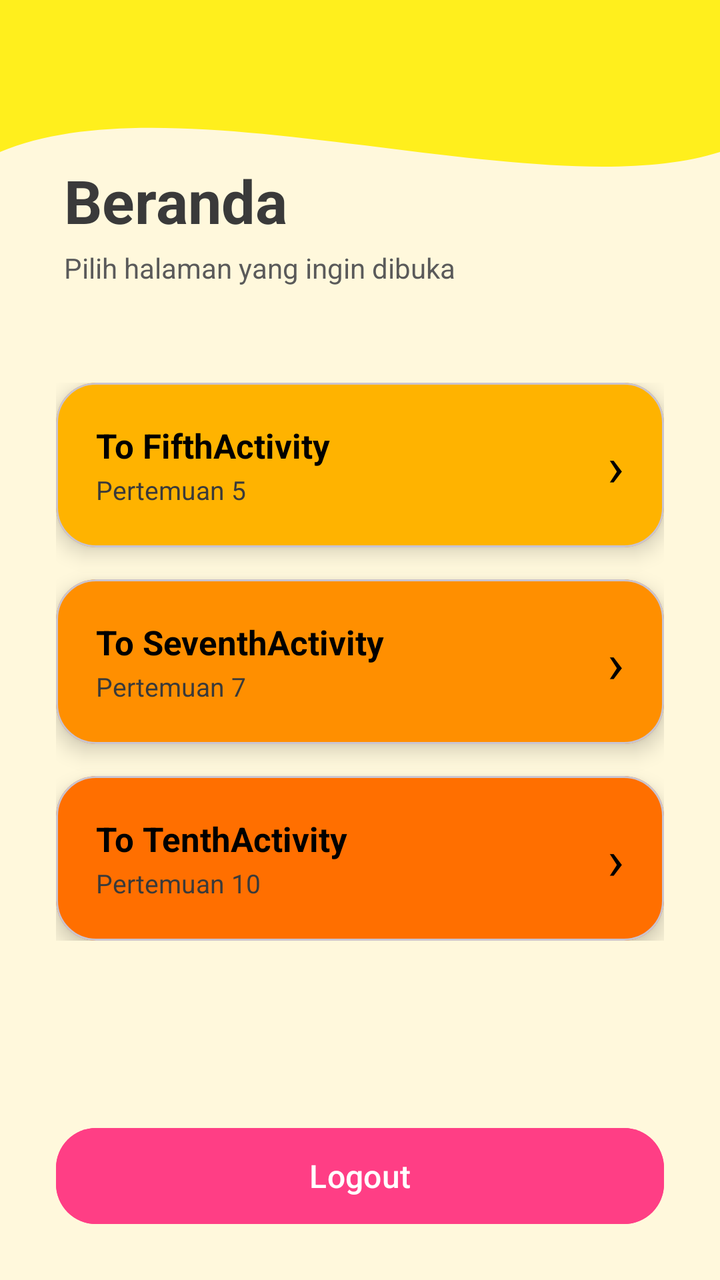
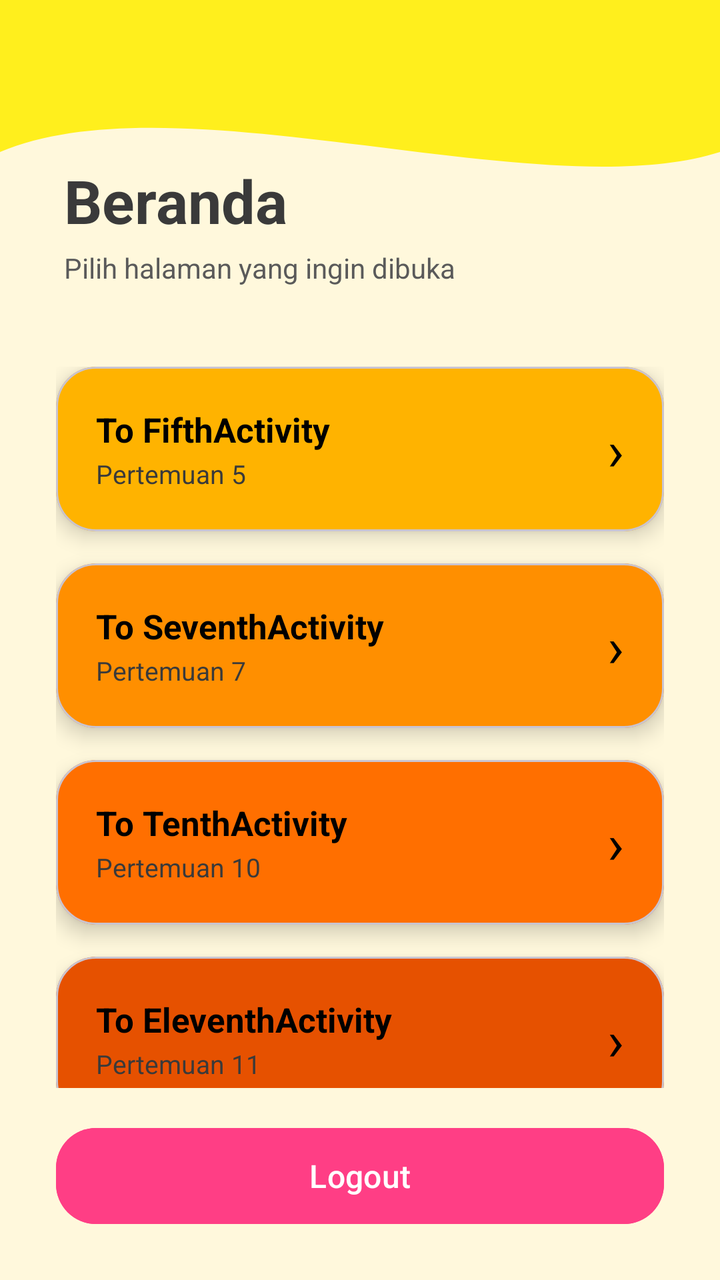

Before-and-after screenshots of an Android layout around one commit, followed by the original layout XML and the change that was made.
<!-- AndroidManifest.xml: application theme Theme.Pluto_Baydella -->
<!-- res/layout/fragment_home.xml -->
<?xml version="1.0" encoding="utf-8"?>
<androidx.constraintlayout.widget.ConstraintLayout xmlns:android="http://schemas.android.com/apk/res/android"
    xmlns:app="http://schemas.android.com/apk/res-auto"
    xmlns:tools="http://schemas.android.com/tools"
    android:layout_width="match_parent"
    android:layout_height="match_parent"
    android:background="#FFF8DC"
    tools:context=".Home.HomeFragment">

    
    <View
        android:id="@+id/background_header"
        android:layout_width="0dp"
        android:layout_height="190dp"
        android:background="@drawable/bg_header_wave"
        android:backgroundTint="#FFEF1D"
        app:layout_constraintEnd_toEndOf="parent"
        app:layout_constraintStart_toStartOf="parent"
        app:layout_constraintTop_toTopOf="parent" />

    
    <androidx.appcompat.widget.Toolbar
        android:id="@+id/toolbar"
        android:layout_width="0dp"
        android:layout_height="?attr/actionBarSize"
        android:background="@android:color/transparent"
        android:elevation="0dp"
        app:layout_constraintEnd_toEndOf="parent"
        app:layout_constraintStart_toStartOf="parent"
        app:layout_constraintTop_toTopOf="parent"
        app:subtitleTextColor="#3A3A3A"
        app:titleTextColor="#000000" />

    
    <TextView
        android:id="@+id/tvTitle"
        android:layout_width="0dp"
        android:layout_height="wrap_content"
        android:layout_marginStart="32dp"
        android:layout_marginTop="16dp"
        android:layout_marginEnd="32dp"
        android:text="Beranda"
        android:textColor="#3A3A3A"
        android:textSize="30sp"
        android:textStyle="bold"
        app:layout_constraintEnd_toEndOf="parent"
        app:layout_constraintStart_toStartOf="parent"
        app:layout_constraintTop_toBottomOf="@+id/toolbar" />

    <TextView
        android:id="@+id/tvSubtitle"
        android:layout_width="0dp"
        android:layout_height="wrap_content"
        android:layout_marginTop="4dp"
        android:text="Pilih halaman yang ingin dibuka"
        android:textColor="#5A5A5A"
        android:textSize="14sp"
        app:layout_constraintEnd_toEndOf="@+id/tvTitle"
        app:layout_constraintStart_toStartOf="@+id/tvTitle"
        app:layout_constraintTop_toBottomOf="@+id/tvTitle" />

    
    <LinearLayout
        android:id="@+id/menuContainer"
        android:layout_width="0dp"
        android:layout_height="wrap_content"
        android:layout_marginStart="28dp"
        android:layout_marginTop="48dp"
        android:layout_marginEnd="28dp"
        android:orientation="vertical"
        app:layout_constraintEnd_toEndOf="parent"
        app:layout_constraintStart_toStartOf="parent"
        app:layout_constraintTop_toBottomOf="@+id/tvSubtitle">

        
        <com.google.android.material.card.MaterialCardView
            android:id="@+id/btnToFifth"
            android:layout_width="match_parent"
            android:layout_height="wrap_content"
            android:clickable="true"
            android:focusable="true"
            app:cardBackgroundColor="#FFB300"
            app:cardCornerRadius="20dp"
            app:cardElevation="6dp">

            <LinearLayout
                android:layout_width="match_parent"
                android:layout_height="wrap_content"
                android:gravity="center_vertical"
                android:orientation="horizontal"
                android:padding="20dp">

                <LinearLayout
                    android:layout_width="0dp"
                    android:layout_height="wrap_content"
                    android:layout_weight="1"
                    android:orientation="vertical">

                    <TextView
                        android:layout_width="wrap_content"
                        android:layout_height="wrap_content"
                        android:text="To FifthActivity"
                        android:textColor="#000000"
                        android:textSize="17sp"
                        android:textStyle="bold" />

                    <TextView
                        android:layout_width="wrap_content"
                        android:layout_height="wrap_content"
                        android:layout_marginTop="2dp"
                        android:text="Pertemuan 5"
                        android:textColor="#3A3A3A"
                        android:textSize="13sp" />
                </LinearLayout>

                <TextView
                    android:layout_width="wrap_content"
                    android:layout_height="wrap_content"
                    android:text="›"
                    android:textColor="#000000"
                    android:textSize="28sp" />
            </LinearLayout>
        </com.google.android.material.card.MaterialCardView>

        
        <com.google.android.material.card.MaterialCardView
            android:id="@+id/btnToSixth"
            android:layout_width="match_parent"
            android:layout_height="wrap_content"
            android:layout_marginTop="16dp"
            android:clickable="true"
            android:focusable="true"
            app:cardBackgroundColor="#FF8F00"
            app:cardCornerRadius="20dp"
            app:cardElevation="6dp">

            <LinearLayout
                android:layout_width="match_parent"
                android:layout_height="wrap_content"
                android:gravity="center_vertical"
                android:orientation="horizontal"
                android:padding="20dp">

                <LinearLayout
                    android:layout_width="0dp"
                    android:layout_height="wrap_content"
                    android:layout_weight="1"
                    android:orientation="vertical">

                    <TextView
                        android:layout_width="wrap_content"
                        android:layout_height="wrap_content"
                        android:text="To SeventhActivity"
                        android:textColor="#000000"
                        android:textSize="17sp"
                        android:textStyle="bold" />

                    <TextView
                        android:layout_width="wrap_content"
                        android:layout_height="wrap_content"
                        android:layout_marginTop="2dp"
                        android:text="Pertemuan 7"
                        android:textColor="#3A3A3A"
                        android:textSize="13sp" />
                </LinearLayout>

                <TextView
                    android:layout_width="wrap_content"
                    android:layout_height="wrap_content"
                    android:text="›"
                    android:textColor="#000000"
                    android:textSize="28sp" />
            </LinearLayout>
        </com.google.android.material.card.MaterialCardView>

        
        <com.google.android.material.card.MaterialCardView
            android:id="@+id/btnToNinth"
            android:layout_width="match_parent"
            android:layout_height="wrap_content"
            android:layout_marginTop="16dp"
            android:clickable="true"
            android:focusable="true"
            app:cardBackgroundColor="#FF6F00"
            app:cardCornerRadius="20dp"
            app:cardElevation="6dp">

            <LinearLayout
                android:layout_width="match_parent"
                android:layout_height="wrap_content"
                android:gravity="center_vertical"
                android:orientation="horizontal"
                android:padding="20dp">

                <LinearLayout
                    android:layout_width="0dp"
                    android:layout_height="wrap_content"
                    android:layout_weight="1"
                    android:orientation="vertical">

                    <TextView
                        android:layout_width="wrap_content"
                        android:layout_height="wrap_content"
                        android:text="To TenthActivity"
                        android:textColor="#000000"
                        android:textSize="17sp"
                        android:textStyle="bold" />

                    <TextView
                        android:layout_width="wrap_content"
                        android:layout_height="wrap_content"
                        android:layout_marginTop="2dp"
                        android:text="Pertemuan 10"
                        android:textColor="#3A3A3A"
                        android:textSize="13sp" />
                </LinearLayout>

                <TextView
                    android:layout_width="wrap_content"
                    android:layout_height="wrap_content"
                    android:text="›"
                    android:textColor="#000000"
                    android:textSize="28sp" />
            </LinearLayout>
        </com.google.android.material.card.MaterialCardView>
    </LinearLayout>

    
    <Button
        android:id="@+id/btnLogout"
        android:layout_width="0dp"
        android:layout_height="56dp"
        android:layout_marginStart="28dp"
        android:layout_marginEnd="28dp"
        android:layout_marginBottom="24dp"
        android:backgroundTint="#FF3E85"
        android:elevation="6dp"
        android:text="Logout"
        android:textAllCaps="false"
        android:textColor="#FFFFFF"
        android:textSize="16sp"
        app:cornerRadius="20dp"
        app:layout_constraintBottom_toBottomOf="parent"
        app:layout_constraintEnd_toEndOf="parent"
        app:layout_constraintStart_toStartOf="parent" />

</androidx.constraintlayout.widget.ConstraintLayout>
<!-- resources referenced by this layout -->
<resources>
  <!-- drawable bg_header_wave (drawable) -->
  <vector xmlns:android="http://schemas.android.com/apk/res/android"
      android:width="100dp"
      android:height="100dp"
      android:viewportWidth="100"
      android:viewportHeight="100">
  
      <path
          android:fillColor="?attr/colorPrimary"
          android:pathData="M0,0 L100,0 L100,40 C 75,55 25,20 0,40 Z" />
  </vector>
  <style name="Theme.Pluto_Baydella" parent="Base.Theme.Pluto_Baydella" />
  <style name="Base.Theme.Pluto_Baydella" parent="Theme.Material3.DayNight.NoActionBar">
  
          
  
      </style>
</resources>

<!-- the commit's change to res/layout/fragment_home.xml (unified diff, before → after) -->
@@ -60,170 +60,234 @@
         app:layout_constraintTop_toBottomOf="@+id/tvTitle" />
 
     
-    <LinearLayout
-        android:id="@+id/menuContainer"
-        android:layout_width="0dp"
-        android:layout_height="wrap_content"
+    <ScrollView
+        android:id="@+id/menuScroll"
+        android:layout_width="0dp"
+        android:layout_height="0dp"
         android:layout_marginStart="28dp"
-        android:layout_marginTop="48dp"
+        android:layout_marginTop="32dp"
         android:layout_marginEnd="28dp"
-        android:orientation="vertical"
+        android:layout_marginBottom="16dp"
+        android:clipToPadding="false"
+        android:paddingTop="8dp"
+        android:paddingBottom="8dp"
+        android:scrollbars="none"
+        app:layout_constraintBottom_toTopOf="@+id/btnLogout"
         app:layout_constraintEnd_toEndOf="parent"
         app:layout_constraintStart_toStartOf="parent"
         app:layout_constraintTop_toBottomOf="@+id/tvSubtitle">
 
         
-        <com.google.android.material.card.MaterialCardView
-            android:id="@+id/btnToFifth"
+        <LinearLayout
+            android:id="@+id/menuContainer"
             android:layout_width="match_parent"
             android:layout_height="wrap_content"
-            android:clickable="true"
-            android:focusable="true"
-            app:cardBackgroundColor="#FFB300"
-            app:cardCornerRadius="20dp"
-            app:cardElevation="6dp">
-
-            <LinearLayout
+            android:orientation="vertical">
+
+            
+            <com.google.android.material.card.MaterialCardView
+                android:id="@+id/btnToFifth"
                 android:layout_width="match_parent"
                 android:layout_height="wrap_content"
-                android:gravity="center_vertical"
-                android:orientation="horizontal"
-                android:padding="20dp">
+                android:clickable="true"
+                android:focusable="true"
+                app:cardBackgroundColor="#FFB300"
+                app:cardCornerRadius="20dp"
+                app:cardElevation="6dp">
 
                 <LinearLayout
-                    android:layout_width="0dp"
+                    android:layout_width="match_parent"
                     android:layout_height="wrap_content"
-                    android:layout_weight="1"
-                    android:orientation="vertical">
+                    android:gravity="center_vertical"
+                    android:orientation="horizontal"
+                    android:padding="20dp">
+
+                    <LinearLayout
+                        android:layout_width="0dp"
+                        android:layout_height="wrap_content"
+                        android:layout_weight="1"
+                        android:orientation="vertical">
+
+                        <TextView
+                            android:layout_width="wrap_content"
+                            android:layout_height="wrap_content"
+                            android:text="To FifthActivity"
+                            android:textColor="#000000"
+                            android:textSize="17sp"
+                            android:textStyle="bold" />
+
+                        <TextView
+                            android:layout_width="wrap_content"
+                            android:layout_height="wrap_content"
+                            android:layout_marginTop="2dp"
+                            android:text="Pertemuan 5"
+                            android:textColor="#3A3A3A"
+                            android:textSize="13sp" />
+                    </LinearLayout>
 
                     <TextView
                         android:layout_width="wrap_content"
                         android:layout_height="wrap_content"
-                        android:text="To FifthActivity"
+                        android:text="›"
                         android:textColor="#000000"
-                        android:textSize="17sp"
-                        android:textStyle="bold" />
+                        android:textSize="28sp" />
+                </LinearLayout>
+            </com.google.android.material.card.MaterialCardView>
+
+            
+            <com.google.android.material.card.MaterialCardView
+                android:id="@+id/btnToSixth"
+                android:layout_width="match_parent"
+                android:layout_height="wrap_content"
+                android:layout_marginTop="16dp"
+                android:clickable="true"
+                android:focusable="true"
+                app:cardBackgroundColor="#FF8F00"
+                app:cardCornerRadius="20dp"
+                app:cardElevation="6dp">
+
+                <LinearLayout
+                    android:layout_width="match_parent"
+                    android:layout_height="wrap_content"
+                    android:gravity="center_vertical"
+                    android:orientation="horizontal"
+                    android:padding="20dp">
+
+                    <LinearLayout
+                        android:layout_width="0dp"
+                        android:layout_height="wrap_content"
+                        android:layout_weight="1"
+                        android:orientation="vertical">
+
+                        <TextView
+                            android:layout_width="wrap_content"
+                            android:layout_height="wrap_content"
+                            android:text="To SeventhActivity"
+                            android:textColor="#000000"
+                            android:textSize="17sp"
+                            android:textStyle="bold" />
+
+                        <TextView
+                            android:layout_width="wrap_content"
+                            android:layout_height="wrap_content"
+                            android:layout_marginTop="2dp"
+                            android:text="Pertemuan 7"
+                            android:textColor="#3A3A3A"
+                            android:textSize="13sp" />
+                    </LinearLayout>
 
                     <TextView
                         android:layout_width="wrap_content"
                         android:layout_height="wrap_content"
-                        android:layout_marginTop="2dp"
-                        android:text="Pertemuan 5"
-                        android:textColor="#3A3A3A"
-                        android:textSize="13sp" />
+                        android:text="›"
+                        android:textColor="#000000"
+                        android:textSize="28sp" />
                 </LinearLayout>
-
-                <TextView
-                    android:layout_width="wrap_content"
-                    android:layout_height="wrap_content"
-                    android:text="›"
-                    android:textColor="#000000"
-                    android:textSize="28sp" />
-            </LinearLayout>
-        </com.google.android.material.card.MaterialCardView>
-
-        
-        <com.google.android.material.card.MaterialCardView
-            android:id="@+id/btnToSixth"
-            android:layout_width="match_parent"
-            android:layout_height="wrap_content"
-            android:layout_marginTop="16dp"
-            android:clickable="true"
-            android:focusable="true"
-            app:cardBackgroundColor="#FF8F00"
-            app:cardCornerRadius="20dp"
-            app:cardElevation="6dp">
-
-            <LinearLayout
+            </com.google.android.material.card.MaterialCardView>
+
+            
+            <com.google.android.material.card.MaterialCardView
+                android:id="@+id/btnToNinth"
                 android:layout_width="match_parent"
                 android:layout_height="wrap_content"
-                android:gravity="center_vertical"
-                android:orientation="horizontal"
-                android:padding="20dp">
+                android:layout_marginTop="16dp"
+                android:clickable="true"
+                android:focusable="true"
+                app:cardBackgroundColor="#FF6F00"
+                app:cardCornerRadius="20dp"
+                app:cardElevation="6dp">
 
                 <LinearLayout
-                    android:layout_width="0dp"
+                    android:layout_width="match_parent"
                     android:layout_height="wrap_content"
-                    android:layout_weight="1"
-                    android:orientation="vertical">
+                    android:gravity="center_vertical"
+                    android:orientation="horizontal"
+                    android:padding="20dp">
+
+                    <LinearLayout
+                        android:layout_width="0dp"
+                        android:layout_height="wrap_content"
+                        android:layout_weight="1"
+                        android:orientation="vertical">
+
+                        <TextView
+                            android:layout_width="wrap_content"
+                            android:layout_height="wrap_content"
+                            android:text="To TenthActivity"
+                            android:textColor="#000000"
+                            android:textSize="17sp"
+                            android:textStyle="bold" />
+
+                        <TextView
+                            android:layout_width="wrap_content"
+                            android:layout_height="wrap_content"
+                            android:layout_marginTop="2dp"
+                            android:text="Pertemuan 10"
+                            android:textColor="#3A3A3A"
+                            android:textSize="13sp" />
+                    </LinearLayout>
 
                     <TextView
                         android:layout_width="wrap_content"
                         android:layout_height="wrap_content"
-                        android:text="To SeventhActivity"
+                        android:text="›"
                         android:textColor="#000000"
-                        android:textSize="17sp"
-                        android:textStyle="bold" />
+                        android:textSize="28sp" />
+                </LinearLayout>
+            </com.google.android.material.card.MaterialCardView>
+
+            
+            <com.google.android.material.card.MaterialCardView
+                android:id="@+id/btnToEleventh"
+                android:layout_width="match_parent"
+                android:layout_height="wrap_content"
+                android:layout_marginTop="16dp"
+                android:clickable="true"
+                android:focusable="true"
+                app:cardBackgroundColor="#E65100"
+                app:cardCornerRadius="20dp"
+                app:cardElevation="6dp">
+
+                <LinearLayout
+                    android:layout_width="match_parent"
+                    android:layout_height="wrap_content"
+                    android:gravity="center_vertical"
+                    android:orientation="horizontal"
+                    android:padding="20dp">
+
+                    <LinearLayout
+                        android:layout_width="0dp"
+                        android:layout_height="wrap_content"
+                        android:layout_weight="1"
+                        android:orientation="vertical">
+
+                        <TextView
+                            android:layout_width="wrap_content"
+                            android:layout_height="wrap_content"
+                            android:text="To EleventhActivity"
+                            android:textColor="#000000"
+                            android:textSize="17sp"
+                            android:textStyle="bold" />
+
+                        <TextView
+                            android:layout_width="wrap_content"
+                            android:layout_height="wrap_content"
+                            android:layout_marginTop="2dp"
+                            android:text="Pertemuan 11"
+                            android:textColor="#3A3A3A"
+                            android:textSize="13sp" />
+                    </LinearLayout>
 
                     <TextView
                         android:layout_width="wrap_content"
                         android:layout_height="wrap_content"
-                        android:layout_marginTop="2dp"
-                        android:text="Pertemuan 7"
-                        android:textColor="#3A3A3A"
-                        android:textSize="13sp" />
+                        android:text="›"
+                        android:textColor="#000000"
+                        android:textSize="28sp" />
                 </LinearLayout>
-
-                <TextView
-                    android:layout_width="wrap_content"
-                    android:layout_height="wrap_content"
-                    android:text="›"
-                    android:textColor="#000000"
-                    android:textSize="28sp" />
-            </LinearLayout>
-        </com.google.android.material.card.MaterialCardView>
-
-        
-        <com.google.android.material.card.MaterialCardView
-            android:id="@+id/btnToNinth"
-            android:layout_width="match_parent"
-            android:layout_height="wrap_content"
-            android:layout_marginTop="16dp"
-            android:clickable="true"
-            android:focusable="true"
-            app:cardBackgroundColor="#FF6F00"
-            app:cardCornerRadius="20dp"
-            app:cardElevation="6dp">
-
-            <LinearLayout
-                android:layout_width="match_parent"
-                android:layout_height="wrap_content"
-                android:gravity="center_vertical"
-                android:orientation="horizontal"
-                android:padding="20dp">
-
-                <LinearLayout
-                    android:layout_width="0dp"
-                    android:layout_height="wrap_content"
-                    android:layout_weight="1"
-                    android:orientation="vertical">
-
-                    <TextView
-                        android:layout_width="wrap_content"
-                        android:layout_height="wrap_content"
-                        android:text="To TenthActivity"
-                        android:textColor="#000000"
-                        android:textSize="17sp"
-                        android:textStyle="bold" />
-
-                    <TextView
-                        android:layout_width="wrap_content"
-                        android:layout_height="wrap_content"
-                        android:layout_marginTop="2dp"
-                        android:text="Pertemuan 10"
-                        android:textColor="#3A3A3A"
-                        android:textSize="13sp" />
-                </LinearLayout>
-
-                <TextView
-                    android:layout_width="wrap_content"
-                    android:layout_height="wrap_content"
-                    android:text="›"
-                    android:textColor="#000000"
-                    android:textSize="28sp" />
-            </LinearLayout>
-        </com.google.android.material.card.MaterialCardView>
-    </LinearLayout>
+            </com.google.android.material.card.MaterialCardView>
+        </LinearLayout>
+    </ScrollView>
 
     
     <Button
